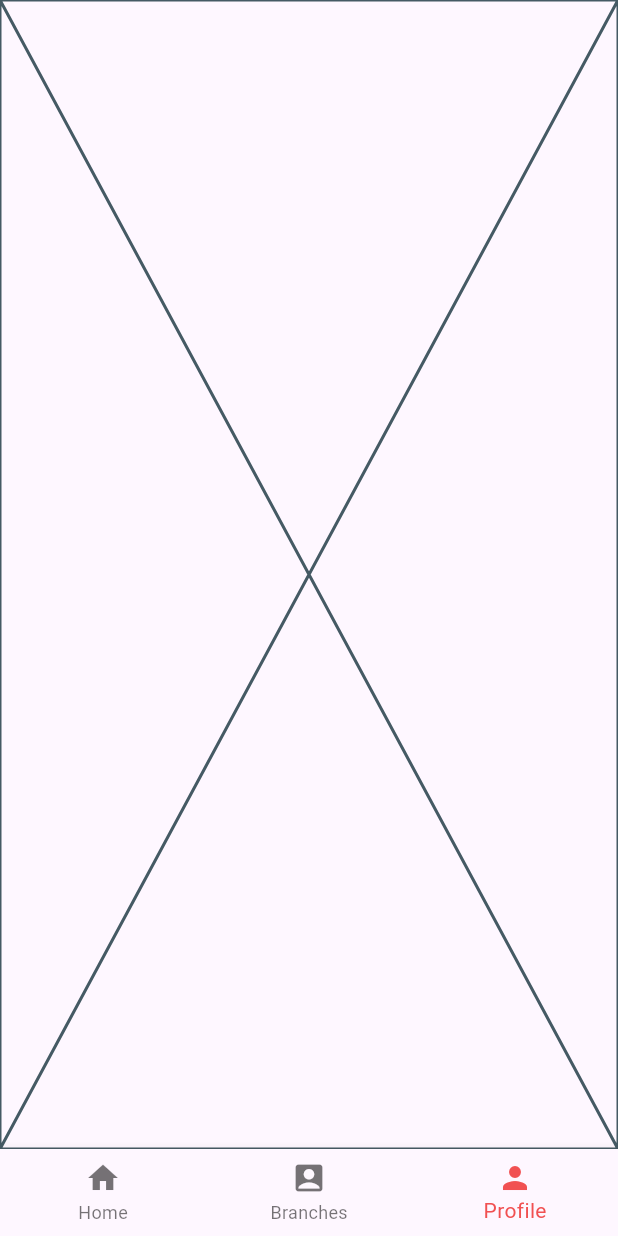
After one commit to kasrfr/rmhconnect, a Flutter app: the AdminNavigation screen opened by its route, item 3 of the bottom bar chosen, on a phone screen of 412 x 824 dp. The commit adds this screen. Run offline on Flutter 3.47's test engine with Material 3 defaults, Android fonts, the phone set to English and light mode, and no system bars; our stand-ins replace cloud_firestore, firebase_auth, firebase_core; accounts and stored records are empty; statements that could not run were skipped.

Commit message:
Firebase integration into branch nav bar in admin space. Gesture dector for branches has functionality to AdminBranchDetails class, and profile has included place holder.

```diff
--- a/lib/SplashScreen.dart
+++ b/lib/SplashScreen.dart
@@ -26,7 +26,7 @@ class _SplashScreenState extends State<SplashScreen> {
   }
 
   Future<void> init() async{
-    await Future.delayed(const Duration(seconds: 5));
+    await Future.delayed(const Duration(seconds: 3));
     //Navigator.pushReplacementNamed(context, '/welcome');
 
     final user = FirebaseAuth.instance.currentUser;
--- /dev/null
+++ b/lib/screens/admins/admin_navigation.dart
@@ -0,0 +1,52 @@
+import 'package:rmhconnect/constants.dart';
+import 'package:rmhconnect/constants.dart';
+import 'package:flutter/material.dart';
+import 'package:rmhconnect/screens/Events.dart';
+import 'package:rmhconnect/constants.dart';
+import 'package:rmhconnect/screens/admins/admin_home.dart';
+import 'package:rmhconnect/screens/admins/admin_profile.dart';
+import 'package:rmhconnect/screens/admins/adminbranches.dart';
+import 'package:rmhconnect/screens/logo.dart';
+import 'package:rmhconnect/screens/residents/announcements_page.dart';
+
+class AdminNavigation extends StatefulWidget {
+  const AdminNavigation({super.key});
+
+  @override
+  State<AdminNavigation> createState() => _AdminNavigationState();
+}
+
+class _AdminNavigationState extends State<AdminNavigation> {
+  int _selectedIndex = 0;
+
+  static final List<Widget> _pages = <Widget>[
+    AdminHome(),
+    Adminbranches(),
+    AdminProfile()
+  ];
+
+  void _onItemTapped(int index){
+    setState((){
+      _selectedIndex = index;
+    });
+  }
+
+  @override
+  Widget build(BuildContext context) {
+    return Scaffold(
+      body: _pages[_selectedIndex],
+
+      bottomNavigationBar: BottomNavigationBar(
+        currentIndex: _selectedIndex,
+        onTap: _onItemTapped,
+        selectedItemColor: backgroundColor,
+        showSelectedLabels: true,
+        items: [
+          BottomNavigationBarItem(icon: Icon(Icons.home), label: "Home"),
+          BottomNavigationBarItem(icon: Icon(Icons.account_box), label: "Branches"),
+          BottomNavigationBarItem(icon: Icon(Icons.person), label: "Profile"),
+        ],
+      ),
+    );
+  }
+}
--- /dev/null
+++ b/lib/screens/admins/admin_profile.dart
@@ -0,0 +1,16 @@
+import 'package:flutter/material.dart';
+
+
+class AdminProfile extends StatefulWidget {
+  const AdminProfile({super.key});
+
+  @override
+  State<AdminProfile> createState() => _AdminProfileState();
+}
+
+class _AdminProfileState extends State<AdminProfile> {
+  @override
+  Widget build(BuildContext context) {
+    return const Placeholder();
+  }
+}
--- a/lib/signup_screen.dart
+++ b/lib/signup_screen.dart
@@ -49,7 +49,8 @@ class _SignupPageState extends State<SignupPage> {
         title: const Text('Sign Up'),
         backgroundColor: backgroundColor
       ),
-      body: Padding(
+      body: SingleChildScrollView(
+        child: Padding(
           padding: const EdgeInsets.all(30),
           child: Form(
             key: _formKey,
@@ -180,6 +181,7 @@ class _SignupPageState extends State<SignupPage> {
               ],
             ),
           )
+        ),
       )
     );
   }
```
Also changed, not shown: lib/main.dart (+16 -4 lines), lib/screens/admins/admin_branch_deatils_screen.dart (added, +17 -0 lines), lib/screens/admins/adminbranches.dart (+41 -10 lines), lib/screens/admins/adminnav.dart (deleted, +0 -20 lines). Lines whose indentation alone changed are shown as unchanged.
